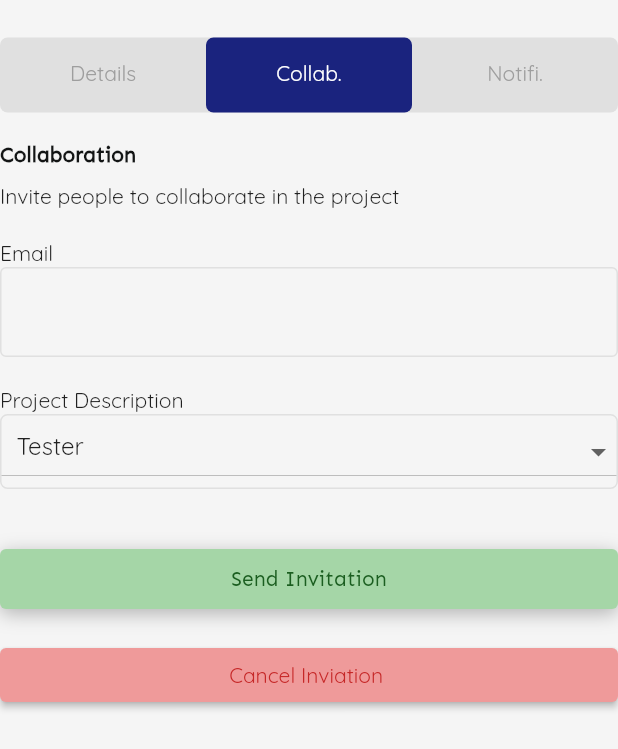
After one commit to Polaris-Suite/polaris_suite_app, a Flutter app: the SettingScreens screen opened directly, tab 2 chosen, after a tap on "Send Invitation", on a phone screen of 412 x 824 dp. The commit adds this screen. Shown: the top 749 px of the screen. Run offline on Flutter 3.47's test engine with Material 2 defaults, Android fonts, the phone set to English and light mode, and no system bars; our stand-ins replace another_flushbar, flutter_dotenv, shared_preferences; accounts and stored records are empty.

Commit message:
Completed UI Screens for Projects

```diff
--- a/lib/main.dart
+++ b/lib/main.dart
@@ -3,6 +3,7 @@ import 'package:polaris_suite_app/resources/colors/colors.dart';
 import 'package:polaris_suite_app/utils/routes/routes.dart';
 import 'package:polaris_suite_app/utils/routes/routes_name.dart';
 import 'package:polaris_suite_app/view_model/auth_view_model.dart';
+import 'package:polaris_suite_app/view_model/screens_viewmode.dart/notification_viewmodel.dart';
 import 'package:polaris_suite_app/view_model/screens_viewmode.dart/project_screen_viewmodel.dart';
 import 'package:polaris_suite_app/view_model/wrapper_screen_view_model.dart';
 import 'package:provider/provider.dart';
@@ -32,6 +33,9 @@ class MyApp extends StatelessWidget {
         ChangeNotifierProvider(
           create: (context) => ProjectScreenViewModel(),
         ),
+        ChangeNotifierProvider(
+          create: (context) => NotificationViewModel(),
+        ),
       ],
       child: MaterialApp(
         title: 'Polaris Suite',
--- a/lib/view/project_details/settings_screen.dart
+++ b/lib/view/project_details/settings_screen.dart
@@ -1,4 +1,9 @@
 import 'package:flutter/material.dart';
+import 'package:polaris_suite_app/resources/colors/colors.dart';
+import 'package:polaris_suite_app/view/project_details/settings_screens/collaboration_screen.dart';
+import 'package:polaris_suite_app/view/project_details/settings_screens/detail_screen.dart';
+import 'package:polaris_suite_app/view/project_details/settings_screens/notification_screen.dart';
+import 'package:polaris_suite_app/view/screens/notification_screen.dart';
 
 class SettingScreens extends StatefulWidget {
   const SettingScreens({super.key});
@@ -10,8 +15,60 @@ class SettingScreens extends StatefulWidget {
 class _SettingScreensState extends State<SettingScreens> {
   @override
   Widget build(BuildContext context) {
-    return Center(
-      child: Text('Settings Screen'),
+    return DefaultTabController(
+      length: 3,
+      child: Scaffold(
+        backgroundColor: Colors.grey.shade100,
+        body: Padding(
+          padding: const EdgeInsets.symmetric(
+            vertical: 25,
+            // horizontal: 25,
+          ),
+          child: Column(
+            // mainAxisAlignment: MainAxisAlignment.start,
+            crossAxisAlignment: CrossAxisAlignment.start,
+            // ignore: prefer_const_literals_to_create_immutables
+            children: [
+              // ignore: prefer_const_literals_to_create_immutables
+              Container(
+                height: 50,
+                decoration: BoxDecoration(
+                  borderRadius: BorderRadius.circular(5),
+                  color: Colors.grey.shade300,
+                ),
+                child: TabBar(
+                  indicator: BoxDecoration(
+                    color: Colors.indigo.shade900,
+                    borderRadius: BorderRadius.circular(5),
+                  ),
+                  labelColor: Colors.white,
+                  unselectedLabelColor: Colors.grey,
+                  tabs: const [
+                    Tab(
+                      text: 'Details',
+                    ),
+                    Tab(
+                      text: 'Collab.',
+                    ),
+                    Tab(
+                      text: 'Notifi.',
+                    ),
+                  ],
+                ),
+              ),
+              const Expanded(
+                child: TabBarView(
+                  children: [
+                    DetailsScreen(),
+                    CollaborationScreen(),
+                    SettingsNotificaitonScreen(),
+                  ],
+                ),
+              )
+            ],
+          ),
+        ),
+      ),
     );
   }
 }
--- /dev/null
+++ b/lib/view/project_details/settings_screens/collaboration_screen.dart
@@ -0,0 +1,126 @@
+import 'package:flutter/foundation.dart';
+import 'package:flutter/material.dart';
+import 'package:polaris_suite_app/resources/components/custom_button.dart';
+import 'package:polaris_suite_app/resources/dimensions/dimensions.dart';
+import 'package:polaris_suite_app/resources/styles/text_styles.dart';
+
+class CollaborationScreen extends StatefulWidget {
+  const CollaborationScreen({super.key});
+
+  @override
+  State<CollaborationScreen> createState() => _CollaborationScreenState();
+}
+
+class _CollaborationScreenState extends State<CollaborationScreen> {
+  // Initial Selected Value
+  String _selectedItem = 'Tester'; // Initial selected item
+
+  // List of items for the dropdown
+  final List<String> _dropdownItems = ['Tester', 'Developer', 'Stakeholder'];
+  @override
+  Widget build(BuildContext context) {
+    return SingleChildScrollView(
+      scrollDirection: Axis.vertical,
+      child: Column(
+        mainAxisAlignment: MainAxisAlignment.start,
+        crossAxisAlignment: CrossAxisAlignment.start,
+        children: [
+          vSizedBox2,
+          Form(
+            // key: _formKey,
+            child: Column(
+              mainAxisAlignment: MainAxisAlignment.start,
+              crossAxisAlignment: CrossAxisAlignment.start,
+              children: [
+                const Text(
+                  'Collaboration',
+                  style: AppTextStyle.textH6,
+                ),
+                vSizedBox1,
+                const Text(
+                  'Invite people to collaborate in the project',
+                ),
+                vSizedBox2,
+                const Text(
+                  'Email',
+                ),
+                TextFormField(
+                  // controller: _projectName,
+                  validator: (value) {
+                    if (value!.isEmpty || value == null) {
+                      return "Can't be empty";
+                    }
+                  },
+                  decoration: InputDecoration(
+                    border: const OutlineInputBorder(),
+                    enabledBorder: OutlineInputBorder(
+                      borderSide: BorderSide(color: Colors.grey.shade300), //<-- SEE HERE
+                    ),
+                  ),
+                ),
+                vSizedBox2,
+                const Text('Project Description'),
+                Container(
+                  decoration: BoxDecoration(
+                    border: Border.all(
+                        color: Colors.grey.shade300), // Customize the border color
+                    borderRadius:
+                        BorderRadius.circular(5.0), // Customize the border radius
+                  ),
+                  child: DropdownButton<String>(
+                    underline: null,
+                    isExpanded: true,
+                    value: _selectedItem.isNotEmpty ? _selectedItem : null,
+                    onChanged: (newValue) {
+                      setState(() {
+                        _selectedItem = newValue!;
+                      });
+                    },
+                    items: _dropdownItems.map((String item) {
+                      return DropdownMenuItem<String>(
+                        value: item,
+                        child: SizedBox(
+                          height: 50,
+                          child: Padding(
+                            padding: const EdgeInsets.symmetric(
+                              vertical: 10,
+                              horizontal: 10,
+                            ),
+                            child: Text(item),
+                          ),
+                        ),
+                      );
+                    }).toList(),
+                  ),
+                ),
+                vSizedBox3,
+                CustomButton(
+                  color: Colors.green.shade200,
+                  btntxt: 'Send Invitation',
+                  onPressed: () {},
+                  btntxtColor: Colors.green.shade900,
+                ),
+                vSizedBox2,
+                SizedBox(
+                  width: MediaQuery.of(context).size.width,
+                  child: ElevatedButton(
+                    onPressed: () {},
+                    style: ElevatedButton.styleFrom(
+                      backgroundColor: Colors.red.shade200,
+                    ),
+                    child: Text(
+                      'Cancel Inviation ',
+                      style: TextStyle(
+                        color: Colors.red.shade800,
+                      ),
+                    ),
+                  ),
+                )
+              ],
+            ),
+          )
+        ],
+      ),
+    );
+  }
+}
--- /dev/null
+++ b/lib/view/project_details/settings_screens/detail_screen.dart
@@ -0,0 +1,141 @@
+import 'package:flutter/material.dart';
+import 'package:polaris_suite_app/resources/components/custom_button.dart';
+import 'package:polaris_suite_app/resources/dimensions/dimensions.dart';
+import 'package:polaris_suite_app/resources/styles/text_styles.dart';
+
+class DetailsScreen extends StatefulWidget {
+  const DetailsScreen({super.key});
+
+  @override
+  State<DetailsScreen> createState() => _DetailsScreenState();
+}
+
+class _DetailsScreenState extends State<DetailsScreen> {
+  // Initial Selected Value
+  String _selectedItem = 'Active'; // Initial selected item
+
+  // List of items for the dropdown
+  final List<String> _dropdownItems = ['Active', 'On Hold', 'Complete'];
+  @override
+  Widget build(BuildContext context) {
+    return SingleChildScrollView(
+      scrollDirection: Axis.vertical,
+      child: Column(
+        mainAxisAlignment: MainAxisAlignment.start,
+        crossAxisAlignment: CrossAxisAlignment.start,
+        children: [
+          vSizedBox2,
+          Form(
+            // key: _formKey,
+            child: Column(
+              mainAxisAlignment: MainAxisAlignment.start,
+              crossAxisAlignment: CrossAxisAlignment.start,
+              children: [
+                const Text('Project Name'),
+                TextFormField(
+                  // controller: _projectName,
+                  validator: (value) {
+                    if (value!.isEmpty || value == null) {
+                      return "Can't be empty";
+                    }
+                  },
+                  decoration: InputDecoration(
+                    border: const OutlineInputBorder(),
+                    enabledBorder: OutlineInputBorder(
+                      borderSide: BorderSide(color: Colors.grey.shade300), //<-- SEE HERE
+                    ),
+                  ),
+                ),
+                vSizedBox2,
+                const Text('Project Description'),
+                TextFormField(
+                  // controller: _projectDesc,
+                  decoration: InputDecoration(
+                    border: const OutlineInputBorder(),
+                    enabledBorder: OutlineInputBorder(
+                      borderSide: BorderSide(color: Colors.grey.shade300), //<-- SEE HERE
+                    ),
+                  ),
+                ),
+                vSizedBox2,
+                const Text('Project Status'),
+                Container(
+                  decoration: BoxDecoration(
+                    border: Border.all(
+                        color: Colors.grey.shade300), // Customize the border color
+                    borderRadius:
+                        BorderRadius.circular(5.0), // Customize the border radius
+                  ),
+                  child: DropdownButton<String>(
+                    underline: null,
+                    isExpanded: true,
+                    value: _selectedItem.isNotEmpty ? _selectedItem : null,
+                    onChanged: (newValue) {
+                      setState(() {
+                        _selectedItem = newValue!;
+                      });
+                    },
+                    items: _dropdownItems.map((String item) {
+                      return DropdownMenuItem<String>(
+                        value: item,
+                        child: SizedBox(
+                          height: 50,
+                          child: Padding(
+                            padding: const EdgeInsets.symmetric(
+                              vertical: 10,
+                              horizontal: 10,
+                            ),
+                            child: Text(item),
+                          ),
+                        ),
+                      );
+                    }).toList(),
+                  ),
+                ),
+                vSizedBox3,
+                CustomButton(
+                  color: Colors.green.shade200,
+                  btntxt: 'Update Project',
+                  onPressed: () {},
+                  btntxtColor: Colors.green.shade900,
+                ),
+                vSizedBox2,
+                SizedBox(
+                  width: MediaQuery.of(context).size.width,
+                  child: ElevatedButton(
+                    onPressed: () {},
+                    style: ElevatedButton.styleFrom(
+                      backgroundColor: Colors.orange.shade200,
+                    ),
+                    child: Text(
+                      'Archieve Project',
+                      style: TextStyle(
+                        color: Colors.orange.shade900,
+                      ),
+                    ),
+                  ),
+                ),
+                vSizedBox2,
+                SizedBox(
+                  width: MediaQuery.of(context).size.width,
+                  child: ElevatedButton(
+                    onPressed: () {},
+                    style: ElevatedButton.styleFrom(
+                      backgroundColor: Colors.red.shade200,
+                    ),
+                    child: Text(
+                      'Delete Project ',
+                      style: TextStyle(
+                        color: Colors.red.shade800,
+                      ),
+                    ),
+                  ),
+                )
+              ],
+            ),
+          )
+        ],
+      ),
+    );
+  }
+}
```
Also changed, not shown: lib/view/project_details/settings_screens/notification_screen.dart (added, +107 -0 lines), lib/view/screens/notification_screen.dart (+5 -19 lines), lib/view_model/screens_viewmode.dart/notification_viewmodel.dart (+33 -1 lines).
